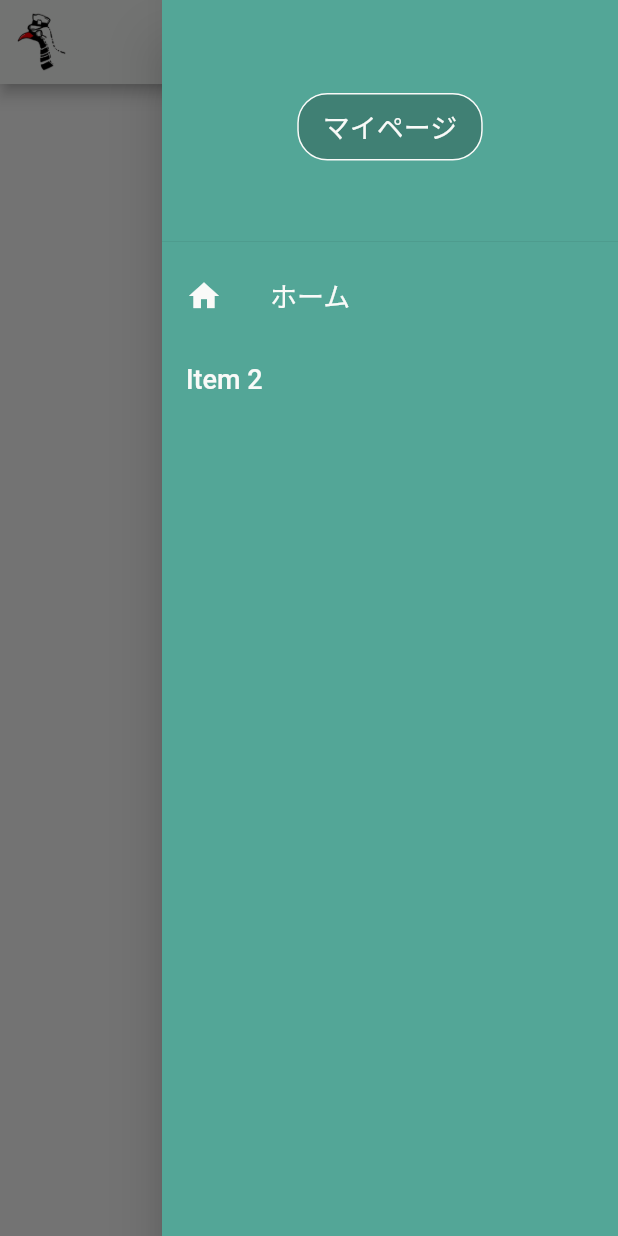
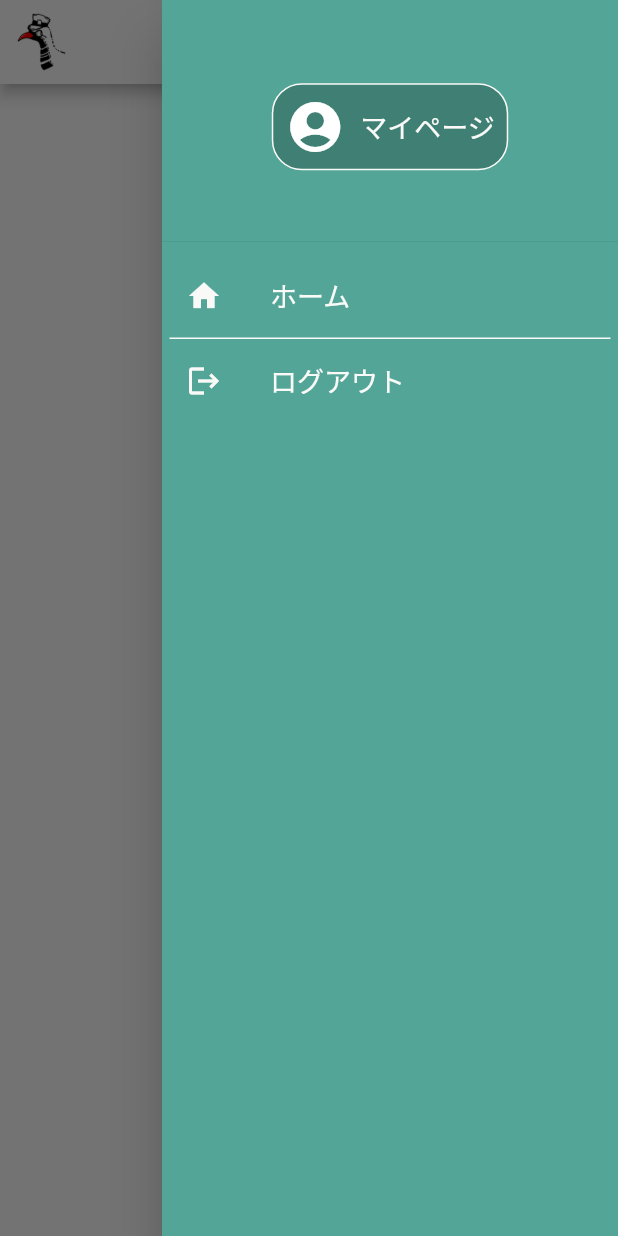
Before and after one commit to Team-NFF/quinart-application, a Flutter app: the screen it shows after launch, with the side drawer open, on a phone screen of 412 x 824 dp. Run offline on Flutter 3.47's test engine with Material 2 defaults, Android fonts, the light colour scheme and no system bars; our stand-ins replace flutter_riverpod, google_fonts, hooks_riverpod.

Commit message:
Update: Completed drawer

```diff
--- /dev/null
+++ b/lib/component/home_page/drawer/divider.dart
@@ -0,0 +1,14 @@
+import 'package:flutter/material.dart';
+
+class CustomDivider extends StatelessWidget {
+  const CustomDivider({super.key});
+
+  @override
+  Widget build(BuildContext context) {
+    return Container(
+      margin: const EdgeInsets.symmetric(horizontal: 5),
+      height: 1,
+      color: const Color(0xFFf9faf8),
+    );
+  }
+}
--- a/lib/component/home_page/drawer/drawer.dart
+++ b/lib/component/home_page/drawer/drawer.dart
@@ -1,6 +1,8 @@
 import 'package:flutter/material.dart';
-import 'package:quinart/view/home_page/home.dart';
 import 'package:quinart/component/home_page/drawer/drawer_header.dart';
+import 'package:quinart/component/home_page/drawer/item_home.dart';
+import 'package:quinart/component/home_page/drawer/item_logout.dart';
+import 'package:quinart/component/home_page/drawer/divider.dart';
 
 class HomePageDrawer extends StatelessWidget {
   const HomePageDrawer({super.key});
@@ -11,34 +13,11 @@ class HomePageDrawer extends StatelessWidget {
       child: Container(
         color: const Color(0xFF53a697),
         child: ListView(
-          children: <Widget>[
-            const HomePageDrawerHeader(),
-            ListTile(
-              leading: const Icon(Icons.home, color: Color(0xFFf9faf8)),
-              title: const Text(
-                'ホーム',
-                style: TextStyle(
-                  fontSize: 18,
-                  color: Color(0xFFf9faf8),
-                ),
-              ),
-              onTap: () {
-                Navigator.push(
-                  context,
-                  MaterialPageRoute(builder: (context) => const HomeScreen()),
-                );
-              },
-            ),
-            ListTile(
-              title: const Text(
-                'Item 2',
-                style: TextStyle(
-                  fontSize: 18,
-                  color: Color(0xFFf9faf8),
-                ),
-              ),
-              onTap: () {},
-            ),
+          children: const <Widget>[
+            HomePageDrawerHeader(),
+            HomeDrawerItem(),
+            CustomDivider(),
+            LogoutDrawerItem(),
           ],
         ),
       ),
--- a/lib/component/home_page/drawer/drawer_header.dart
+++ b/lib/component/home_page/drawer/drawer_header.dart
@@ -9,29 +9,36 @@ class HomePageDrawerHeader extends StatelessWidget {
       decoration: const BoxDecoration(
         color: Color(0xFF53a697),
       ),
-      child: Padding(
+      child: Stack(
+        children: [
+          Positioned.fill(
+            child: Center(
+              child: Container(
                 padding: const EdgeInsets.all(8.0),
-        child: Center(
-          child: InkWell(
-            onTap: () {},
-            child: Container(
-              padding: const EdgeInsets.symmetric(horizontal: 16, vertical: 8),
                 decoration: BoxDecoration(
                   color: const Color(0xFF408074),
                   borderRadius: BorderRadius.circular(20),
                   border: Border.all(color: const Color(0xFFf9faf8)),
                 ),
-              child: const Text(
+                child: const Row(
+                  mainAxisSize: MainAxisSize.min,
+                  children: [
+                    Icon(Icons.account_circle, color: Colors.white, size: 40),
+                    SizedBox(width: 10),
+                    Text(
                       'マイページ',
                       style: TextStyle(
                         fontSize: 18,
                         color: Color(0xFFf9faf8),
                       ),
                     ),
+                  ],
                 ),
               ),
             ),
           ),
+        ],
+      ),
     );
   }
 }
--- /dev/null
+++ b/lib/component/home_page/drawer/item_home.dart
@@ -0,0 +1,26 @@
+import 'package:flutter/material.dart';
+import 'package:quinart/view/home_page/home.dart';
+
+class HomeDrawerItem extends StatelessWidget {
+  const HomeDrawerItem({super.key});
+
+  @override
+  Widget build(BuildContext context) {
+    return ListTile(
+      leading: const Icon(Icons.home, color: Color(0xFFf9faf8)),
+      title: const Text(
+        'ホーム',
+        style: TextStyle(
+          fontSize: 18,
+          color: Color(0xFFf9faf8),
+        ),
+      ),
+      onTap: () {
+        Navigator.push(
+          context,
+          MaterialPageRoute(builder: (context) => const HomeScreen()),
+        );
+      },
+    );
+  }
+}
--- /dev/null
+++ b/lib/component/home_page/drawer/item_logout.dart
@@ -0,0 +1,20 @@
+import 'package:flutter/material.dart';
+
+class LogoutDrawerItem extends StatelessWidget {
+  const LogoutDrawerItem({super.key});
+
+  @override
+  Widget build(BuildContext context) {
+    return ListTile(
+      leading: const Icon(Icons.logout, color: Color(0xFFf9faf8)),
+      title: const Text(
+        'ログアウト',
+        style: TextStyle(
+          fontSize: 18,
+          color: Color(0xFFf9faf8),
+        ),
+      ),
+      onTap: () {},
+    );
+  }
+}
```
Lines whose indentation alone changed are shown as unchanged.
